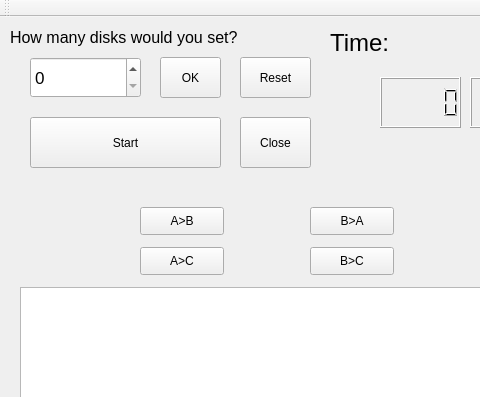
Before: the Qt Designer form student/13/hanoi/mainwindow.ui in junyuan-fang/Ohjelmointi2, drawn with Qt 5; both pictures show x 0 to 480 and y 0 to 397 of the 1088 by 660 pixel window.
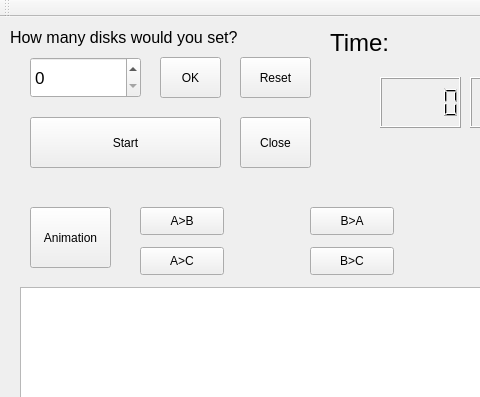
After: the same form once the commit is applied.

Commit message: animation is implemented

What changed in the file:
```diff
--- a/student/13/hanoi/mainwindow.ui
+++ b/student/13/hanoi/mainwindow.ui
@@ -328,6 +328,19 @@
      <string>History:</string>
     </property>
    </widget>
+   <widget class="QPushButton" name="animation">
+    <property name="geometry">
+     <rect>
+      <x>30</x>
+      <y>190</y>
+      <width>81</width>
+      <height>61</height>
+     </rect>
+    </property>
+    <property name="text">
+     <string>Animation</string>
+    </property>
+   </widget>
   </widget>
   <widget class="QMenuBar" name="menuBar">
    <property name="geometry">
```
Left out of the diff: 4 changed lines with no effect on the pictures. The commit also changes 2 other files.
